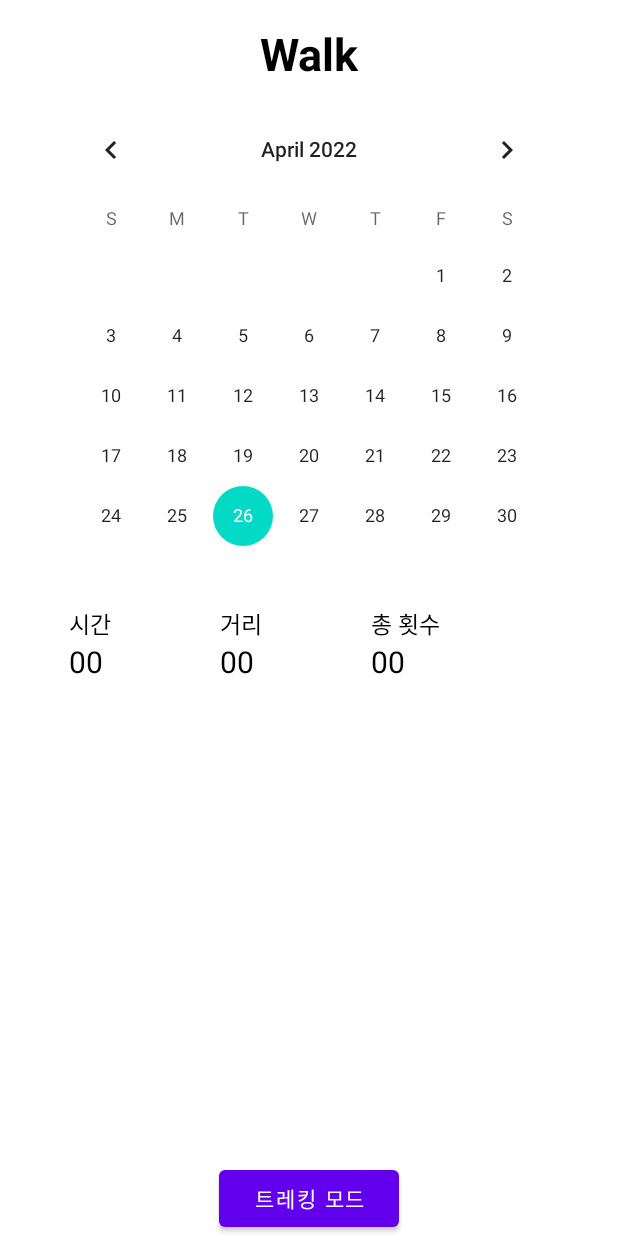
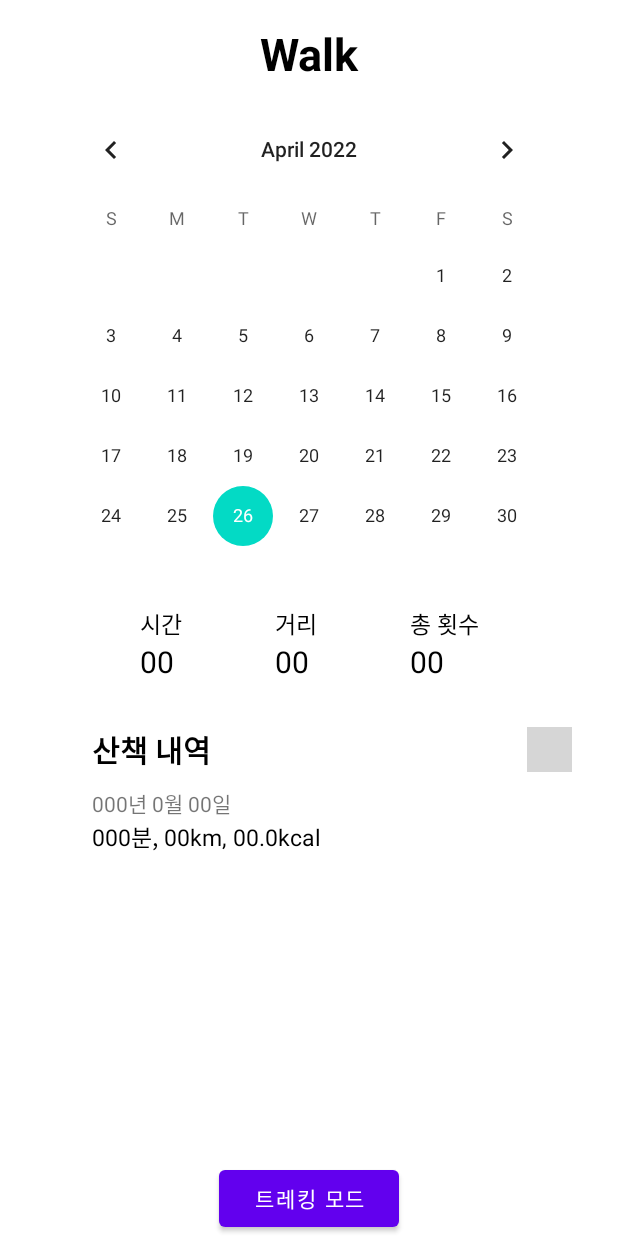
Before and after one commit to bagoonichanger/Petmliy_android_app, an Android app: the layout fragment_walk.xml on its own in the app's theme, with its tools: preview values and no code run, on a phone screen of 412 x 824 dp. Run offline under Robolectric (Android 15) with nearby library versions, the phone set to English and light mode, and no system bars; grey boxes are pictures that could not be loaded.

Commit message:
Tracking merge

```diff
--- a/app/src/main/AndroidManifest.xml
+++ b/app/src/main/AndroidManifest.xml
@@ -13,6 +13,9 @@
         android:roundIcon="@mipmap/ic_launcher_round"
         android:supportsRtl="true"
         android:theme="@style/Theme.Petmliy_android_app">
+        <activity
+            android:name=".walk.Activity.WriteActivity"
+            android:exported="false" />
         <activity
             android:name=".post.Comment.CommentActivity"
             android:exported="false" />
@@ -37,6 +40,7 @@
         <activity
             android:name=".map.Activity.RegionActivity"
             android:exported="false" />
+
         <meta-data
             android:name="com.google.android.geo.API_KEY"
             android:value="AIzaSyAQNFZQbUk6i1FBwCId16YxODNjUnSNrpQ" />
@@ -46,7 +50,6 @@
         <meta-data
             android:name="com.kakao.sdk.AppKey"
             android:value="@string/kakao_key" />
-
 
         <activity
             android:name=".MainActivity"
--- a/app/src/main/java/com/bagooni/petmliy_android_app/walk/Activity/TrackingActivity.kt
+++ b/app/src/main/java/com/bagooni/petmliy_android_app/walk/Activity/TrackingActivity.kt
@@ -3,8 +3,6 @@ package com.bagooni.petmliy_android_app.walk.Activity
 import android.os.Bundle
 import androidx.appcompat.app.AppCompatActivity
 import com.bagooni.petmliy_android_app.R
-import com.bagooni.petmliy_android_app.databinding.ActivityTrackingBinding
-import com.bumptech.glide.Glide
 import com.google.android.gms.maps.CameraUpdateFactory
 import com.google.android.gms.maps.GoogleMap
 import com.google.android.gms.maps.OnMapReadyCallback
--- a/app/src/main/java/com/bagooni/petmliy_android_app/walk/WalkFragment.kt
+++ b/app/src/main/java/com/bagooni/petmliy_android_app/walk/WalkFragment.kt
@@ -12,8 +12,8 @@ import com.bagooni.petmliy_android_app.databinding.FragmentWalkBinding
 import com.bagooni.petmliy_android_app.MainActivity
 import com.bagooni.petmliy_android_app.R
 import com.bagooni.petmliy_android_app.databinding.FragmentMapBinding
-import com.bagooni.petmliy_android_app.databinding.FragmentWalkBinding
 import com.bagooni.petmliy_android_app.walk.Activity.TrackingActivity
+import com.bagooni.petmliy_android_app.walk.Activity.WriteActivity
 
 @Suppress("UNREACHABLE_CODE")
 class WalkFragment : Fragment() { // 시작
@@ -33,6 +33,12 @@ class WalkFragment : Fragment() { // 시작
         binding.changeActivity.setOnClickListener {
             startActivity(Intent(activity, TrackingActivity::class.java))
         }
+        binding.calendarView.setOnDateChangeListener { view, year, month, dayOfMonth ->
+            binding.selectDate.text = String.format("%d년 %d월 %d일", year, month+1, dayOfMonth)
+        }
+        binding.writeButton.setOnClickListener{
+            startActivity(Intent(activity, WriteActivity::class.java))
+        }
     }
 
     override fun onAttach(context: Context) {
--- a/app/src/main/res/layout/fragment_walk.xml
+++ b/app/src/main/res/layout/fragment_walk.xml
@@ -29,7 +29,7 @@
 
     <androidx.constraintlayout.widget.ConstraintLayout
         android:id="@+id/today"
-        android:layout_width="320dp"
+        android:layout_width="350dp"
         android:layout_height="wrap_content"
         app:layout_constraintStart_toStartOf="@id/calendarView"
         app:layout_constraintEnd_toEndOf="@id/calendarView"
@@ -43,6 +43,7 @@
             android:textSize="15dp"
             android:textColor="@color/black"
             app:layout_constraintStart_toStartOf="parent"
+            app:layout_constraintEnd_toStartOf="@+id/distance"
             app:layout_constraintTop_toTopOf="parent"/>
         <TextView
             android:id="@+id/distance"
@@ -97,13 +98,54 @@
 
     </androidx.constraintlayout.widget.ConstraintLayout>
 
-    <TextView
-        android:id="@+id/date"
-        android:layout_width="wrap_content"
+    <androidx.constraintlayout.widget.ConstraintLayout
+        android:id="@+id/selectDay"
+        android:layout_width="350dp"
         android:layout_height="wrap_content"
         app:layout_constraintTop_toBottomOf="@+id/today"
         app:layout_constraintStart_toStartOf="parent"
-        app:layout_constraintEnd_toEndOf="parent"/>
+        app:layout_constraintEnd_toEndOf="parent"
+        android:layout_marginTop="30dp">
+
+        <TextView
+            android:id="@+id/walkContent"
+            android:layout_width="wrap_content"
+            android:layout_height="wrap_content"
+            android:text="산책 내역"
+            android:textSize="20dp"
+            android:textColor="@color/black"
+            android:textStyle="bold"
+            app:layout_constraintStart_toStartOf="parent"
+            app:layout_constraintTop_toTopOf="parent"
+            android:layout_marginStart="30dp"/>
+        <TextView
+            android:id="@+id/selectDate"
+            android:layout_width="wrap_content"
+            android:layout_height="wrap_content"
+            tools:text="000년 0월 00일"
+            app:layout_constraintTop_toBottomOf="@id/walkContent"
+            app:layout_constraintStart_toStartOf="@id/walkContent"
+            android:layout_marginTop="10dp"/>
+        <TextView
+            android:layout_width="wrap_content"
+            android:layout_height="wrap_content"
+            tools:text="000분, 00km, 00.0kcal"
+            android:textSize="15dp"
+            android:textColor="@color/black"
+            app:layout_constraintTop_toBottomOf="@id/selectDate"
+            app:layout_constraintStart_toStartOf="@id/walkContent"/>
+        <ImageButton
+            android:id="@+id/writeButton"
+            android:layout_width="30dp"
+            android:layout_height="30dp"
+            android:backgroundTint="@color/white"
+            app:layout_constraintTop_toTopOf="@id/walkContent"
+            app:layout_constraintEnd_toEndOf="@+id/selectDay"
+            android:src="@drawable/walk_icon_content_plus"
+            android:padding="0dp"
+            android:scaleType="centerCrop"/>
+
+    </androidx.constraintlayout.widget.ConstraintLayout>
 
     <Button
         android:id="@+id/changeActivity"
```
